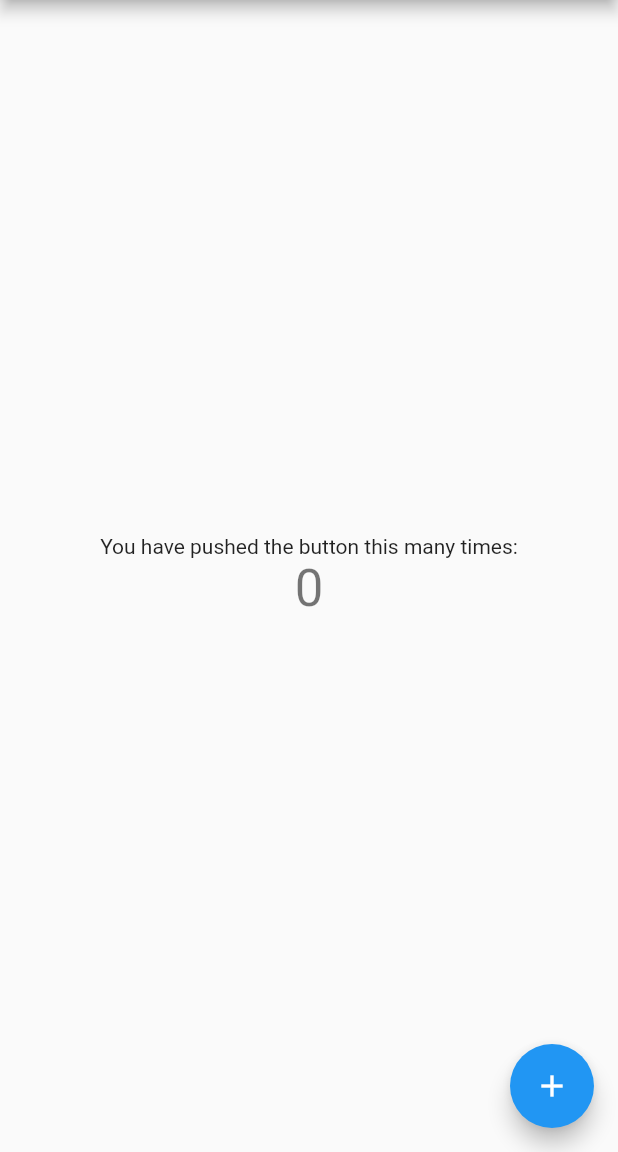
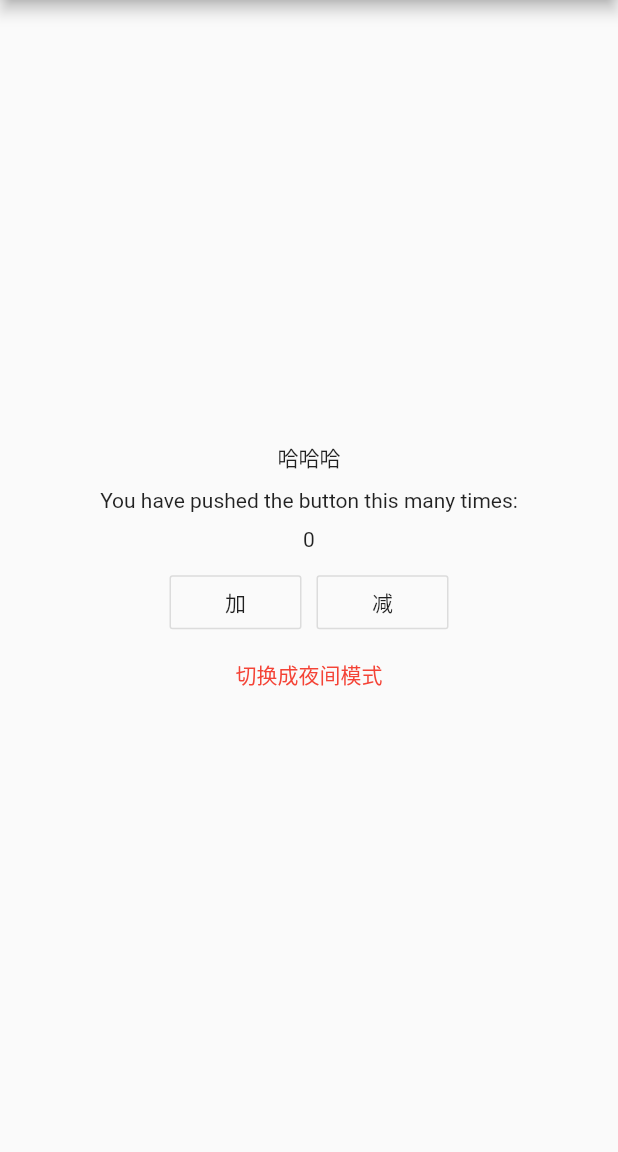
Before and after one commit to Winner-Wei/flutter_provider, a Flutter app: the screen it shows after launch, on a phone screen of 412 x 824 dp, the part 84-1236 px from its top. Run offline on Flutter 3.47's test engine with Material 2 defaults, Android fonts, the phone set to English and light mode, and no system bars.

Commit message:
计数功能和切换主题

```diff
--- a/lib/main.dart
+++ b/lib/main.dart
@@ -1,110 +1,23 @@
 import 'package:flutter/material.dart';
+import 'package:provider/provider.dart';
+import './pages/changeTheme.dart';
+import './model/ThemeModal.dart';
 
-void main() => runApp(MyApp());
+void main() => runApp(
+    ChangeNotifierProvider<ThemeModal>(
+        create: (_) {
+            return ThemeModal(ThemeType.light);
+        },
+        child: MyApp()
+    )
+);
 
 class MyApp extends StatelessWidget {
-  // This widget is the root of your application.
   @override
   Widget build(BuildContext context) {
     return MaterialApp(
-      title: 'Flutter Demo1',
-      theme: ThemeData(
-        // This is the theme of your application.
-        //
-        // Try running your application with "flutter run". You'll see the
-        // application has a blue toolbar. Then, without quitting the app, try
-        // changing the primarySwatch below to Colors.green and then invoke
-        // "hot reload" (press "r" in the console where you ran "flutter run",
-        // or press Run > Flutter Hot Reload in a Flutter IDE). Notice that the
-        // counter didn't reset back to zero; the application is not restarted.
-        primarySwatch: Colors.blue,
-      ),
-      home: MyHomePage(title: 'Flutter Provider'),
-    );
+        title: 'Flutter Demo',
+        theme: Provider.of<ThemeModal>(context).themeData,
+        home: MyHomePage(title: 'Flutter Provider'));
   }
 }
-
-class MyHomePage extends StatefulWidget {
-  MyHomePage({Key key, this.title}) : super(key: key);
-
-  // This widget is the home page of your application. It is stateful, meaning
-  // that it has a State object (defined below) that contains fields that affect
-  // how it looks.
-
-  // This class is the configuration for the state. It holds the values (in this
-  // case the title) provided by the parent (in this case the App widget) and
-  // used by the build method of the State. Fields in a Widget subclass are
-  // always marked "final".
-
-  final String title;
-
-  @override
-  _MyHomePageState createState() => _MyHomePageState();
-}
-
-class _MyHomePageState extends State<MyHomePage> {
-  int _counter = 0;
-
-  void _incrementCounter() {
-    setState(() {
-      // This call to setState tells the Flutter framework that something has
-      // changed in this State, which causes it to rerun the build method below
-      // so that the display can reflect the updated values. If we changed
-      // _counter without calling setState(), then the build method would not be
-      // called again, and so nothing would appear to happen.
-      _counter++;
-    });
-  }
-
-  @override
-  Widget build(BuildContext context) {
-    // This method is rerun every time setState is called, for instance as done
-    // by the _incrementCounter method above.
-    //
-    // The Flutter framework has been optimized to make rerunning build methods
-    // fast, so that you can just rebuild anything that needs updating rather
-    // than having to individually change instances of widgets.
-    return Scaffold(
-      appBar: AppBar(
-        // Here we take the value from the MyHomePage object that was created by
-        // the App.build method, and use it to set our appbar title.
-        title: Text(widget.title),
-      ),
-      body: Center(
-        // Center is a layout widget. It takes a single child and positions it
-        // in the middle of the parent.
-        child: Column(
-          // Column is also a layout widget. It takes a list of children and
-          // arranges them vertically. By default, it sizes itself to fit its
-          // children horizontally, and tries to be as tall as its parent.
-          //
-          // Invoke "debug painting" (press "p" in the console, choose the
-          // "Toggle Debug Paint" action from the Flutter Inspector in Android
-          // Studio, or the "Toggle Debug Paint" command in Visual Studio Code)
-          // to see the wireframe for each widget.
-          //
-          // Column has various properties to control how it sizes itself and
-          // how it positions its children. Here we use mainAxisAlignment to
-          // center the children vertically; the main axis here is the vertical
-          // axis because Columns are vertical (the cross axis would be
-          // horizontal).
-          mainAxisAlignment: MainAxisAlignment.center,
-          children: <Widget>[
-            Text(
-              'You have pushed the button this many times:',
-            ),
-            Text(
-              '$_counter',
-              style: Theme.of(context).textTheme.headline4,
-            ),
-          ],
-        ),
-      ),
-      floatingActionButton: FloatingActionButton(
-        onPressed: _incrementCounter,
-        tooltip: 'Increment',
-        child: Icon(Icons.add),
-      ), // This trailing comma makes auto-formatting nicer for build methods.
-    );
-  }
-}
--- /dev/null
+++ b/lib/model/ThemeModal.dart
@@ -0,0 +1,48 @@
+import 'package:flutter/material.dart';
+
+class ThemeModal with ChangeNotifier {
+    ThemeData themeData;
+    ThemeType currentType;
+    int count = 0;
+
+    int get countValue => count;
+
+    ThemeModal(ThemeType type) {
+        currentType = type;
+        if (type == ThemeType.dark) {
+            themeData = ThemeData.dark();
+        } else {
+            themeData = ThemeData.light();
+        }
+    }
+
+    void reverse() {
+        if (currentType == ThemeType.light) {
+            _update(ThemeType.dark);
+        } else {
+            _update(ThemeType.light);
+        }
+    }
+
+    void _update(ThemeType type) {
+        currentType = type;
+        if (type == ThemeType.light) {
+            themeData = ThemeData.light();
+        } else {
+            themeData = ThemeData.dark();
+        }
+        notifyListeners();
+    }
+
+    void addCount() {
+        count++;
+        notifyListeners();
+    }
+
+    void reduceCount() {
+        count--;
+        notifyListeners();
+    }
+}
+
+enum ThemeType { light, dark }
--- /dev/null
+++ b/lib/pages/changeTheme.dart
@@ -0,0 +1,81 @@
+import 'package:flutter/material.dart';
+import 'package:flutter/cupertino.dart';
+import 'package:provider/provider.dart';
+import '../model/ThemeModal.dart';
+
+class MyHomePage extends StatefulWidget {
+  MyHomePage({Key key, this.title}) : super(key: key);
+
+  final String title;
+
+  @override
+  _MyHomePageState createState() => _MyHomePageState();
+}
+
+class _MyHomePageState extends State<MyHomePage> {
+    @override
+    Widget build(BuildContext context) {
+        return Scaffold(
+            appBar: AppBar(
+                title: Text(widget.title),
+            ),
+            body: Center(
+                child: Column(
+                    mainAxisAlignment: MainAxisAlignment.center,
+                    children: <Widget>[
+                        Text('哈哈哈'),
+                        SizedBox(height: 10),
+                        Text('You have pushed the button this many times:'),
+                        SizedBox(height: 10),
+                        Selector(
+                            builder: (context, data, child) {
+                                return Text('$data');
+                            },
+                            selector: (BuildContext context, ThemeModal themeModal) {
+                                return themeModal.countValue;
+                            },
+                            shouldRebuild: (pre, next) {
+                                return pre != next;
+                            },
+                        ),
+                        SizedBox(height: 10),
+                        Row(
+                            mainAxisAlignment: MainAxisAlignment.center,
+                            children: [
+                                OutlineButton(
+                                    child: Text("加"),
+                                    onPressed: () {
+                                        Provider.of<ThemeModal>(context, listen: false).addCount();
+                                    }
+                                ),
+                                SizedBox(width: 10),
+                                OutlineButton(
+                                    child: Text("减"),
+                                    onPressed: () {
+                                        Provider.of<ThemeModal>(context, listen: false).reduceCount();
+                                    }
+                                )
+                            ]
+                        ),
+                        FlatButton(
+                            onPressed: () {
+                                Provider.of<ThemeModal>(context, listen: false).reverse();
+                            },
+                            child: Consumer<ThemeModal>(
+                                builder: (context, t, child) {
+                                    String result = '切换成';
+                                    if (t.currentType == ThemeType.dark) {
+                                        result += '白天模式';
+                                    } else {
+                                        result += '夜间模式';
+                                    }
+                                    return Text("$result", style: TextStyle(color: Colors.red)
+                                );
+                            }
+                        )
+                    )
+                ]
+            ))
+        );
+    }
+}
--- a/pubspec.yaml
+++ b/pubspec.yaml
@@ -27,6 +27,7 @@ dependencies:
   # The following adds the Cupertino Icons font to your application.
   # Use with the CupertinoIcons class for iOS style icons.
   cupertino_icons: ^1.0.0
+  provider: ^4.3.2+2
 
 dev_dependencies:
   flutter_test:
```
Also changed, not shown: pubspec.lock.
